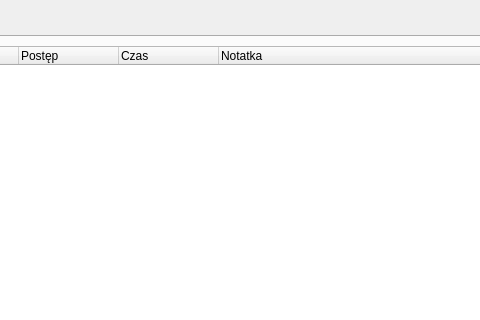
Janek2230/CML, file ui/szczegolywidget.ui: the form before one commit; both pictures show x 204 to 684 and y 0 to 320 of the 879 by 676 pixel window.
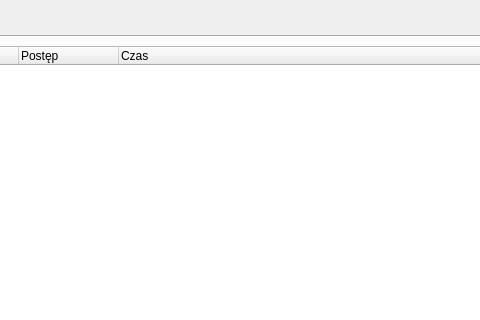
The form after the commit.

The edit to the form file:
```diff
--- a/ui/szczegolywidget.ui
+++ b/ui/szczegolywidget.ui
@@ -371,11 +371,6 @@
              <string>Czas</string>
             </property>
            </column>
-           <column>
-            <property name="text">
-             <string>Notatka</string>
-            </property>
-           </column>
           </widget>
          </item>
          <item>
```
